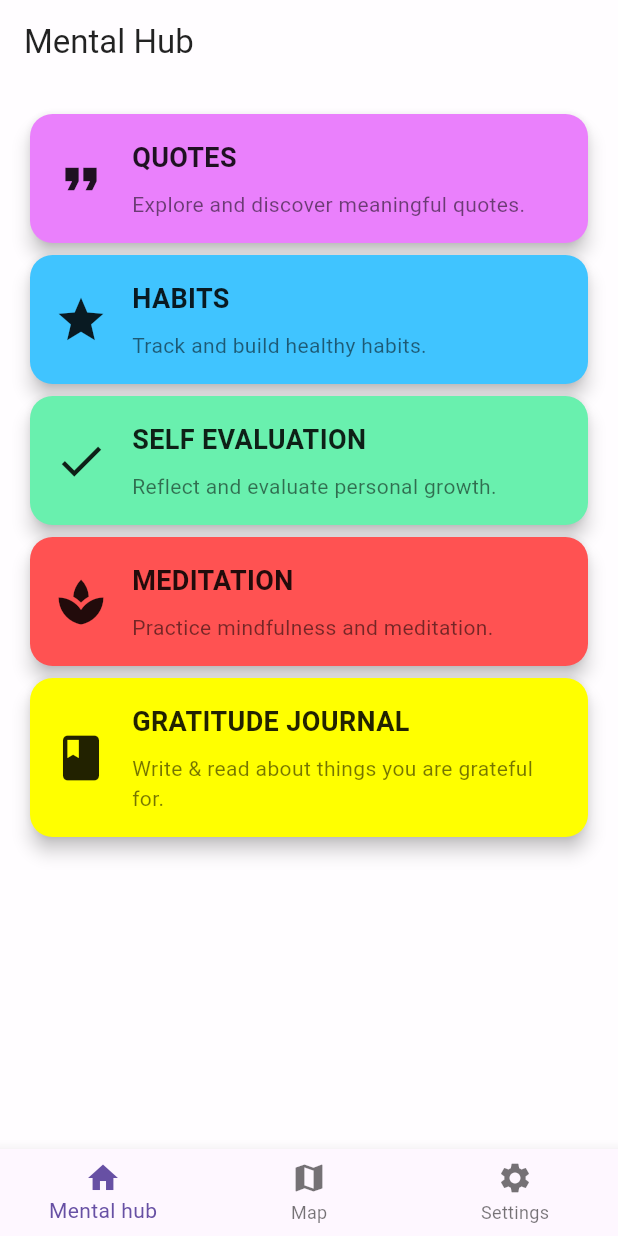
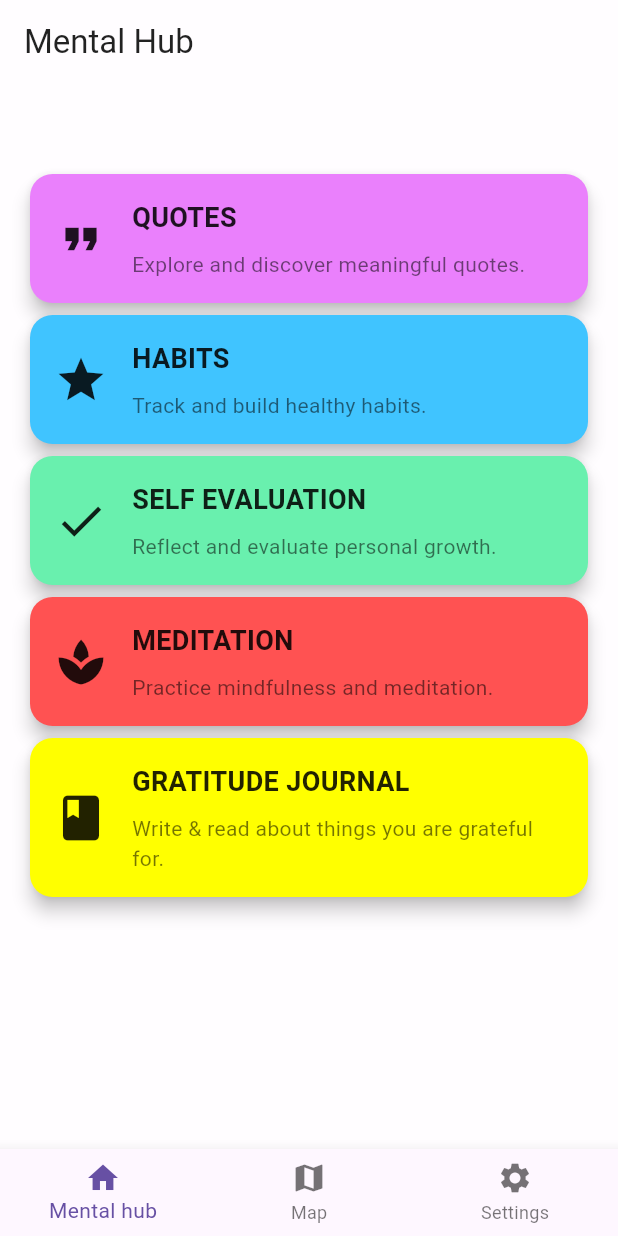
Before and after one commit to DamjanVincic/gdsc-solution-challenge, a Flutter app: the screen it shows after launch, on a phone screen of 412 x 824 dp. Run offline on Flutter 3.47's test engine with Material 3 defaults, Android fonts, the phone set to English and light mode, and no system bars; our stand-ins replace fl_chart, flutter_local_notifications, google_fonts, google_maps_flutter, location, permission_handler and 4 more; missing offline and left inert: cron, flutter_config; network calls fail.

Commit message:
Added self examination goals on the main page and a failed attempt to add morning notifications about our goals

```diff
--- a/lib/main.dart
+++ b/lib/main.dart
@@ -4,6 +4,7 @@ import 'package:Actualizator/src/screens/map_screen.dart';
 import 'package:Actualizator/src/screens/hub_screen.dart';
 import 'package:Actualizator/src/screens/settings_screen.dart';
 import 'package:Actualizator/src/services/quote_service.dart';
+import 'package:Actualizator/src/services/self_examination_service.dart';
 import 'package:flutter/material.dart';
 import 'package:flutter_config/flutter_config.dart';
 import 'package:flutter_local_notifications/flutter_local_notifications.dart';
@@ -13,7 +14,8 @@ import 'src/services/notification_service.dart';
 final FlutterLocalNotificationsPlugin flutterLocalNotificationsPlugin = FlutterLocalNotificationsPlugin();
 final QuoteService quoteService = QuoteService();
 final MapMarkerService mapMarkerService = MapMarkerService();
-final NotificationService notificationService = NotificationService(quoteService: quoteService);
+final SelfExaminationService selfExaminationService = SelfExaminationService();
+final NotificationService notificationService = NotificationService(quoteService: quoteService, selfExaminationService: selfExaminationService);
 const Color primaryColor = Colors.white70;
 const Color accentColor = Colors.black87;
 
@@ -33,6 +35,8 @@ Future<void> initializeNotifications() async {
     linux: initializationSettingsLinux,
   );
   await flutterLocalNotificationsPlugin.initialize(initializationSettings);
+
+  notificationService.showDailyGoals();
 }
 
 class MyApp extends StatelessWidget {
@@ -63,7 +67,7 @@ class _MyHomePageState extends State<MyHomePage> {
       body: IndexedStack(
         index: _selectedIndex,
         children: [
-          HubScreen(quoteService: quoteService, primaryColor: primaryColor, accentColor: accentColor),
+          HubScreen(quoteService: quoteService, selfExaminationService: selfExaminationService, primaryColor: primaryColor, accentColor: accentColor),
           MapScreen(mapMarkerService: mapMarkerService),
           SettingsScreen(notificationService: notificationService, quoteService: quoteService, mapMarkerService: mapMarkerService)
         ],
--- a/lib/src/screens/hub_screen.dart
+++ b/lib/src/screens/hub_screen.dart
@@ -3,7 +3,9 @@ import 'package:Actualizator/src/services/quote_service.dart';
 import 'package:Actualizator/src/screens/habit_list_screen.dart';
 import 'package:Actualizator/src/screens/quote_list_screen.dart';
 import 'package:Actualizator/src/screens/self_examination_list_screen.dart';
+import 'package:google_fonts/google_fonts.dart';
 
+import '../services/self_examination_service.dart';
 import 'gratitude_journal_screen.dart';
 import 'meditation_screen.dart';
 
@@ -11,10 +13,12 @@ class HubScreen extends StatelessWidget {
   const HubScreen({
     Key? key,
     required this.quoteService,
+    required this.selfExaminationService,
     required this.primaryColor,
     required this.accentColor,
   }) : super(key: key);
 
+  final SelfExaminationService selfExaminationService;
   final QuoteService quoteService;
   final Color primaryColor;
   final Color accentColor;
@@ -31,6 +35,46 @@ class HubScreen extends StatelessWidget {
         child: ListView(
           padding: const EdgeInsets.all(16.0),
           children: [
+            // Goals
+            FutureBuilder<List<String>>(
+              future: selfExaminationService.getTodayExaminations(),
+              builder: (context, snapshot) {
+                if (snapshot.connectionState == ConnectionState.waiting) {
+                  return const Center(child: CircularProgressIndicator());
+                } else if (snapshot.hasError) {
+                  return Center(child: Text('Error: ${snapshot.error}'));
+                } else {
+                  List<String> goals = snapshot.data ?? [];
+
+                  return Column(
+                    crossAxisAlignment: CrossAxisAlignment.stretch,
+                    children: [
+                      for (String goal in goals)
+                        ListTile(
+                          title: ClipRRect(
+                            borderRadius: BorderRadius.circular(10),
+                            child: Container(
+                              color: Colors.green.withOpacity(0.2),
+                              padding: const EdgeInsets.all(8),
+                              child: Center(
+                                child: Text(
+                                  '"$goal"',
+                                  style: GoogleFonts.greatVibes(
+                                    textStyle: const TextStyle(
+                                      fontStyle: FontStyle.italic,
+                                      color: Colors.black,
+                                      fontSize: 20,
+                                    ),
+                                  ),
+                                ),
+                              ),
+                            ),
+                          ),
+                        ),
+
+                      // Add a SizedBox for spacing between the goals and the QUOTES HubButton
+                      const SizedBox(height: 40),
+
                       HubButton(
                         onPressed: () => _navigateToQuoteListScreen(context),
                         label: 'QUOTES',
@@ -72,10 +116,16 @@ class HubScreen extends StatelessWidget {
                         description: 'Write & read about things you are grateful for.',
                       ),
                     ],
+                  );
+                }
+              },
+            ),
+          ], // the children of ListView
         ),
       ),
-    );
+    ); // Scaffold
   }
+
 
   void _navigateToQuoteListScreen(BuildContext context) {
     Navigator.push(
--- /dev/null
+++ b/lib/src/services/self_examination_service.dart
@@ -0,0 +1,28 @@
+import 'package:Actualizator/src/repository/self_examination_repository.dart';
+
+import '../models/examination_result.dart';
+
+class SelfExaminationService {
+  ExaminationRepository examinationRepository = ExaminationRepository();
+
+
+  Future<List<String>> getTodayExaminations() async {
+
+    DateTime yesterday = DateTime.now().subtract(const Duration(days: 1));
+
+    List<ExaminationResult> examinations = await examinationRepository.loadData();
+    List<ExaminationResult> todayExaminations = examinations
+        .where((examination) =>
+        examination.date.year == yesterday.year &&
+        examination.date.month == yesterday.month &&
+        examination.date.day == yesterday.day)
+        .toList();
+
+    return getOnlyGoals(todayExaminations);
+  }
+
+
+  List<String> getOnlyGoals(List<ExaminationResult> examinations) {
+    return examinations.map((examination) => examination.goals).toList();
+  }
+}
--- a/pubspec.yaml
+++ b/pubspec.yaml
@@ -35,9 +35,11 @@ dependencies:
   flutter_dotenv: ^5.1.0
   timezone: ^0.8.0
   shared_preferences: ^2.0.9
+  google_fonts: ^6.1.0
   http: ^1.1.2
   fl_chart: ^0.41.0
   share: ^2.0.4
+  cron:
   # The following adds the Cupertino Icons font to your application.
   # Use with the CupertinoIcons class for iOS style icons.
   cupertino_icons: ^1.0.2
```
Also changed, not shown: lib/src/services/notification_service.dart (+76 -1 lines), pubspec.lock, 1 other file. Lines whose indentation alone changed are shown as unchanged.
